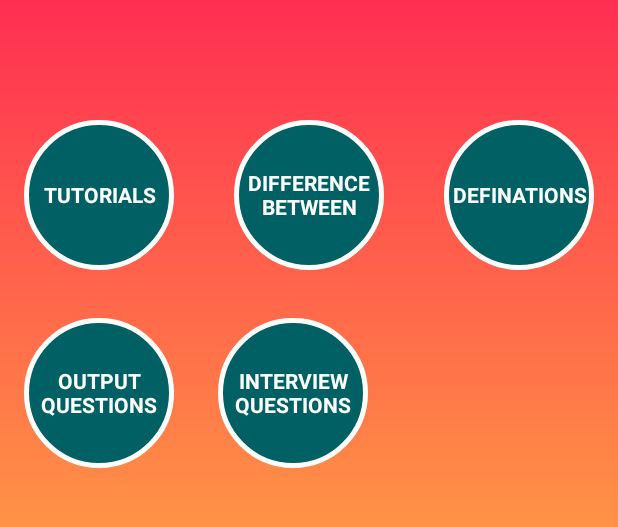
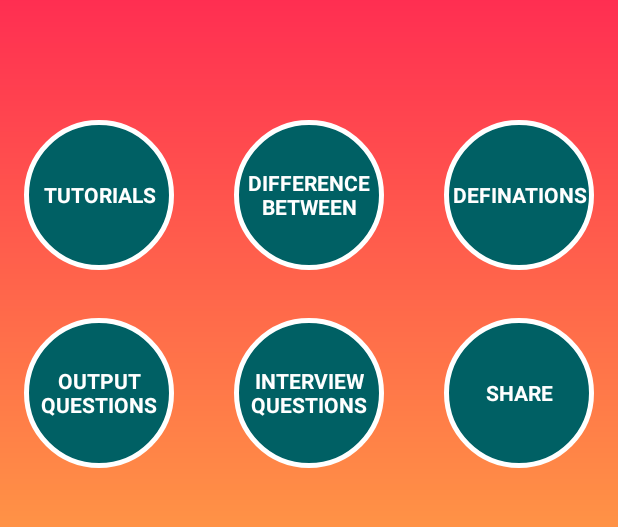
Before and after one commit to imbadal/CLanguage_TipsandTricks, an Android app: the screen it shows after launch (MainActivity), on a phone screen of 412 x 824 dp, the part 244-771 px from its top. Run offline under Robolectric (Android 15) with nearby library versions, the phone set to English and light mode, and no system bars; libraries missing offline, so code that uses them is left out: in.uncod.android.

Commit message:
Release 3.0 Sharing Feature

```diff
--- a/app/src/main/java/com/example/my_lenovo/clanguagetipsandtricks/MainActivity.java
+++ b/app/src/main/java/com/example/my_lenovo/clanguagetipsandtricks/MainActivity.java
@@ -7,6 +7,7 @@ import android.os.Bundle;
 import android.text.method.LinkMovementMethod;
 import android.view.View;
 import android.widget.Button;
+import android.widget.ShareActionProvider;
 import android.widget.TextView;
 
 import in.uncod.android.bypass.Bypass;
@@ -18,12 +19,13 @@ public class MainActivity extends AppCompatActivity {
     private static TextView c_difference_between;
     private static TextView c_interview_questions;
     private static TextView c_output_questions;
-    private static TextView c_programs;
+    TextView share;
 
     @Override
     protected void onCreate(Bundle savedInstanceState) {
         super.onCreate(savedInstanceState);
         setContentView(R.layout.activity_main);
+
         OnClickTextView();
         OnClickDefinations();
         OnClickDifferenceBetween();
@@ -31,6 +33,24 @@ public class MainActivity extends AppCompatActivity {
         OnClickOutputQuestions();
 //        OnClickPrograms();
 
+
+        share = findViewById(R.id.share);
+        share.setOnClickListener(new View.OnClickListener() {
+            @Override
+            public void onClick(View v) {
+                try {
+                    Intent i = new Intent(Intent.ACTION_SEND);
+                    i.setType("text/plain");
+                    i.putExtra(Intent.EXTRA_SUBJECT, "C Language - Tips & Tricks");
+                    String sAux = "\nLet me recommend you this application\n\n";
+                    sAux = sAux + "http://theflipzon.com\n";
+                    i.putExtra(Intent.EXTRA_TEXT, sAux);
+                    startActivity(Intent.createChooser(i, "choose one"));
+                } catch(Exception e) {
+                    //e.toString();
+                }
+            }
+        });
     }
 
 
--- a/app/src/main/res/layout/activity_main.xml
+++ b/app/src/main/res/layout/activity_main.xml
@@ -124,8 +124,8 @@
                 android:id="@+id/interviewQuestions"
                 android:layout_width="100dp"
                 android:layout_height="100dp"
+
                 android:layout_marginEnd="8dp"
-
                 android:layout_marginStart="8dp"
                 android:layout_marginTop="32dp"
                 android:background="@drawable/circle"
@@ -135,8 +135,7 @@
                 android:textColor="@android:color/background_light"
                 android:textSize="14sp"
                 android:textStyle="bold"
-                app:layout_constraintEnd_toEndOf="parent"
-                app:layout_constraintHorizontal_bias="0.118"
+                app:layout_constraintEnd_toStartOf="@+id/share"
                 app:layout_constraintStart_toEndOf="@+id/outputQuestions"
                 app:layout_constraintTop_toBottomOf="@+id/differenceBetween" />
 
@@ -157,6 +156,22 @@
                 app:layout_constraintStart_toStartOf="parent"
                 app:layout_constraintTop_toBottomOf="@+id/textView8" />
 
+            <TextView
+                android:id="@+id/share"
+                android:layout_width="100dp"
+                android:layout_height="100dp"
+
+                android:layout_marginEnd="16dp"
+                android:layout_marginTop="32dp"
+                android:background="@drawable/circle"
+                android:gravity="center"
+                android:text="Share"
+                android:textAllCaps="true"
+                android:textColor="@android:color/background_light"
+                android:textSize="14sp"
+                android:textStyle="bold"
+                app:layout_constraintEnd_toEndOf="parent"
+                app:layout_constraintTop_toBottomOf="@+id/definations" />
             <!--<ImageView-->
             <!--android:id="@+id/imageView8"-->
             <!--android:layout_width="60dp"-->
```
